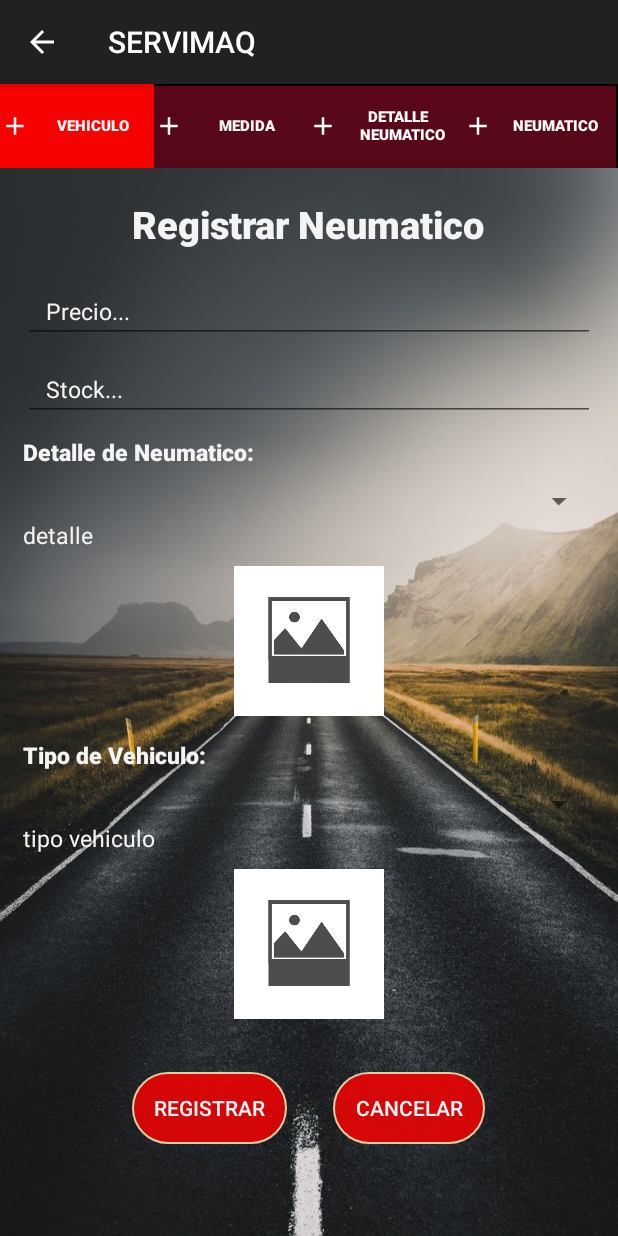
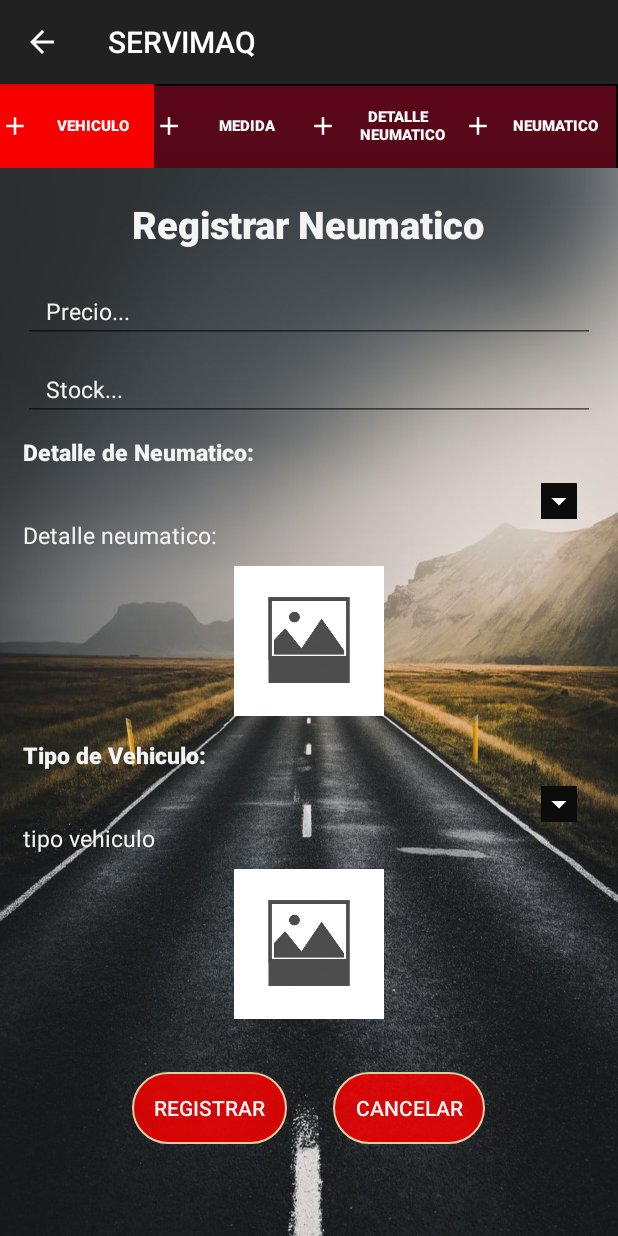
Before and after one commit to BryanORCc/Servimaq, an Android app: the fragment fragment_neumatico placed in its activity, on a phone screen of 412 x 824 dp. Run offline under Robolectric (Android 15) with nearby library versions, the phone set to English and light mode, and no system bars; our stand-ins replace Firebase (no records; nobody signed in at launch, a user with empty details on screens opened directly).

```diff
--- a/app/src/main/res/layout/fragment_neumatico.xml
+++ b/app/src/main/res/layout/fragment_neumatico.xml
@@ -83,14 +83,17 @@
                 android:layout_height="wrap_content"
                 android:layout_marginTop="10dp"
                 android:baselineAligned="false"
-                android:rotationX="-12"
                 android:textSize="15dp"
-                android:paddingHorizontal="15dp"/>
+                android:paddingHorizontal="15dp"
+                android:spinnerMode="dropdown"
+                android:scrollbarStyle="insideOverlay"
+                android:backgroundTint="#0C0C0C"
+                android:backgroundTintMode="add"/>
 
             <TextView
                 android:layout_width="match_parent"
                 android:layout_height="wrap_content"
-                android:hint="detalle "
+                android:hint="Detalle neumatico: "
                 android:textColorHint="#F4F4F4"
                 android:textColor="#F4F4F4"
                 android:textSize="15dp"
@@ -128,9 +131,12 @@
                 android:layout_height="wrap_content"
                 android:layout_marginTop="10dp"
                 android:baselineAligned="false"
-                android:rotationX="-12"
                 android:textSize="15dp"
-                android:paddingHorizontal="15dp"/>
+                android:paddingHorizontal="15dp"
+                android:spinnerMode="dropdown"
+                android:scrollbarStyle="insideOverlay"
+                android:backgroundTint="#0C0C0C"
+                android:backgroundTintMode="add"/>
 
             <TextView
                 android:layout_width="match_parent"
```
Also changed, not shown: app/src/main/java/com/example/servimaq/fragments_registros/detalle_llanta.java (+6 -1 lines), app/src/main/java/com/example/servimaq/fragments_registros/fragment_neumatico.java (+58 -16 lines), app/src/main/res/layout/fragment_detalle_llanta.xml (+6 -3 lines).
